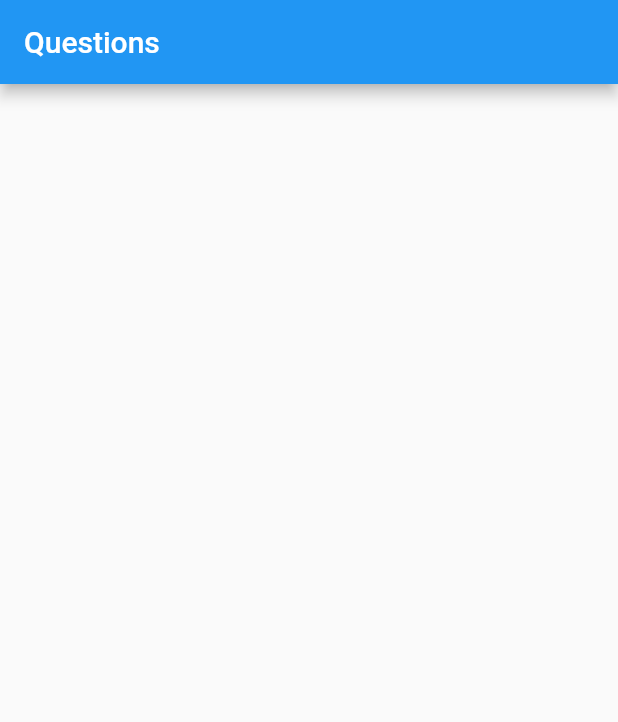
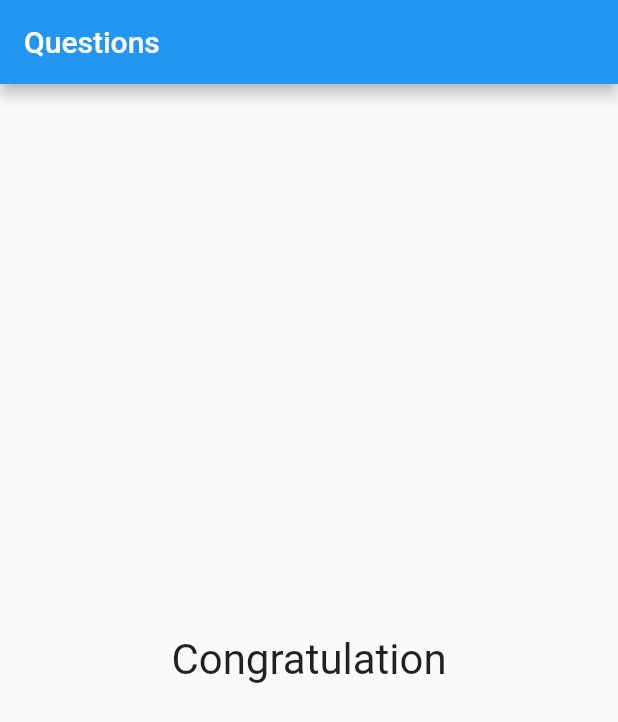
Before and after one commit to robsonoduarte/learn-flutter, a Flutter app: the screen it shows after launch, after a tap on "Black", after a tap on "Cat", after a tap on "Cida", on a phone screen of 412 x 824 dp. Shown: the top 722 px of the screen. Run offline on Flutter 3.47's test engine with Material 2 defaults, Android fonts, the light colour scheme and no system bars.

Commit message:
add text to final questions

```diff
--- a/flutter-curse/flutter_basic/lib/main.dart
+++ b/flutter-curse/flutter_basic/lib/main.dart
@@ -47,7 +47,14 @@ class _QuestionAppState extends State<QuestionApp> {
                   Question(_questionsAndAnswers[_questionSelected]['question']),
                   ...answers.map((answer) => Answer(answer, _answer)).toList(),
                 ])
-              : null,
+              : Center(
+            child: Text(
+              'Congratulation',
+              style: TextStyle(
+                fontSize: 28,
+              ),
+            ),
+          ),
     ));
   }
 }
```
